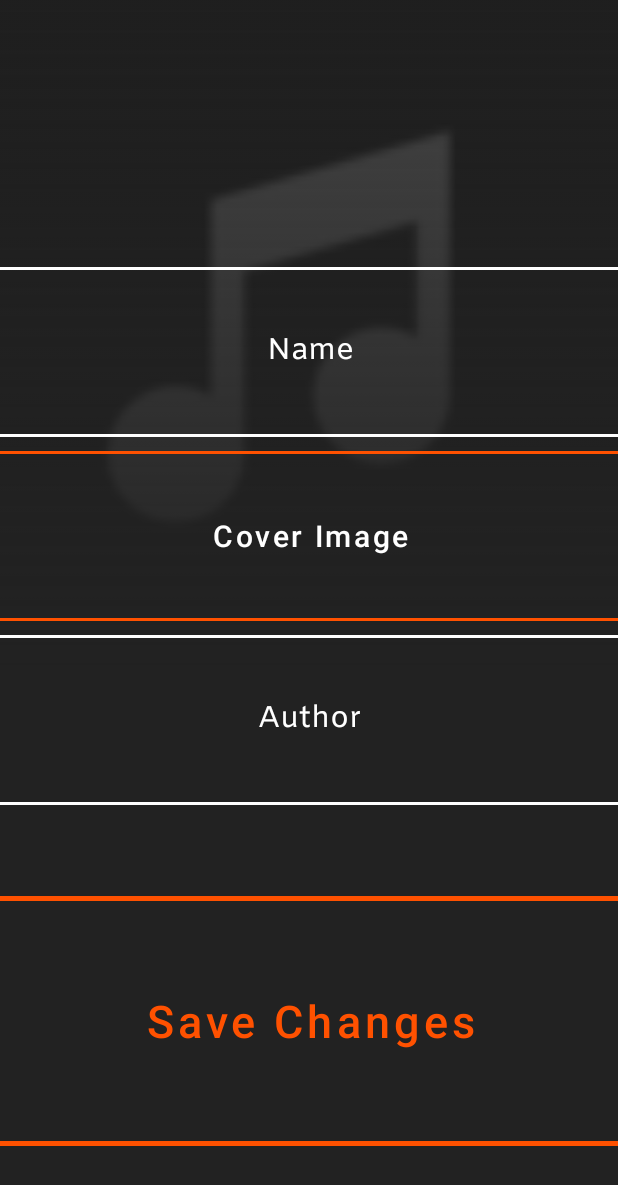
After one commit to TzurS11/MusicMate, an Android app: the editPlaylist screen opened directly, with no data from a screen before it, on a phone screen of 412 x 824 dp. The commit adds this screen. Shown: the top 1185 px of the screen. Run offline under Robolectric (Android 15) with nearby library versions, the phone set to English and light mode, and no system bars; our stand-ins replace Firebase (no records; nobody signed in at launch, a user with empty details on screens opened directly), Picasso; pictures from the network do not load; 4 statements that could not run were skipped.

```diff
--- a/app/src/main/java/com/example/musicmate/MusicPlayer.java
+++ b/app/src/main/java/com/example/musicmate/MusicPlayer.java
@@ -79,9 +79,9 @@ public class MusicPlayer extends AppCompatActivity {
             @Override
             public void onIsPlayingChanged(boolean isPlaying) {
                 if (player.isPlaying()) {
-                    createNotification.createNotification(applicationContext, currentSong, R.drawable.pausefilled, 1, queue.size());
+                    createNotification.createNotification(applicationContext, currentSong, R.drawable.pausefilled, 1, queue.size(),true);
                 } else {
-                    createNotification.createNotification(applicationContext, currentSong, R.drawable.playfilled, 1, queue.size());
+                    createNotification.createNotification(applicationContext, currentSong, R.drawable.playfilled, 1, queue.size(),false);
                 }
                 if (queue.size() == 0 && player.getPlaybackState() == Player.STATE_ENDED) {
                     createNotification.destroyNotification(applicationContext);
--- /dev/null
+++ b/app/src/main/java/com/example/musicmate/editPlaylist.java
@@ -0,0 +1,144 @@
+package com.example.musicmate;
+
+import androidx.annotation.NonNull;
+import androidx.annotation.Nullable;
+import androidx.appcompat.app.ActionBar;
+import androidx.appcompat.app.AppCompatActivity;
+
+import android.content.Intent;
+import android.net.Uri;
+import android.os.Bundle;
+import android.util.Log;
+import android.view.View;
+import android.widget.Button;
+import android.widget.EditText;
+import android.widget.ImageView;
+import android.widget.Toast;
+
+import com.google.android.gms.tasks.OnCompleteListener;
+import com.google.android.gms.tasks.OnFailureListener;
+import com.google.android.gms.tasks.OnSuccessListener;
+import com.google.android.gms.tasks.Task;
+import com.google.firebase.auth.FirebaseAuth;
+import com.google.firebase.database.DatabaseReference;
+import com.google.firebase.database.FirebaseDatabase;
+import com.google.firebase.storage.FirebaseStorage;
+import com.google.firebase.storage.StorageReference;
+import com.squareup.picasso.Picasso;
+
+public class editPlaylist extends AppCompatActivity implements View.OnClickListener {
+
+    ActionBar actionBar;
+    Playlist playlist;
+    ImageView coverImgPreview;
+    EditText name, author;
+    Button coverImg, savePlaylist;
+    String coverImgUri = null;
+    Uri imageURI = null;
+
+    StorageReference storageReference;
+
+    @Override
+    protected void onCreate(Bundle savedInstanceState) {
+        super.onCreate(savedInstanceState);
+        setContentView(R.layout.activity_edit_playlist);
+
+        actionBar = getSupportActionBar();
+        actionBar.hide();
+
+        Intent intent = getIntent();
+        coverImgPreview = findViewById(R.id.coverImgPreview);
+        name = findViewById(R.id.nameEt);
+        author = findViewById(R.id.authorEt);
+        savePlaylist = findViewById(R.id.savePlaylistBtn);
+        savePlaylist.setOnClickListener(this);
+        coverImg = findViewById(R.id.coverimgBtn);
+        coverImg.setOnClickListener(this);
+
+
+        playlist = (Playlist) intent.getExtras().getSerializable("playlist");
+
+
+        name.setText(playlist.getName());
+        author.setText(playlist.getAuthor());
+
+        if (playlist.getCoverImg() != null) {
+            FirebaseStorage.getInstance().getReference(playlist.getCoverImg()).getDownloadUrl().addOnSuccessListener(new OnSuccessListener<Uri>() {
+                @Override
+                public void onSuccess(Uri uri) {
+                    if (uri != null) {
+                        coverImgUri = uri.toString();
+                        Picasso.get().load(uri).placeholder(R.drawable.songplaceholder).error(R.drawable.songplaceholder).into(coverImgPreview);
+                    } else {
+                        coverImgPreview.setImageResource(R.drawable.songplaceholder);
+                    }
+                }
+            }).addOnFailureListener(new OnFailureListener() {
+                @Override
+                public void onFailure(@NonNull Exception e) {
+                    coverImgPreview.setImageResource(R.drawable.songplaceholder);
+                }
+            });
+        }
+    }
+
+    @Override
+    public void onClick(View view) {
+        if (view == savePlaylist) {
+            if (imageURI == null) {
+                //image doesn't exist
+                SavePlaylistToDatabase(false);
+                return;
+            } else {
+                SavePlaylistToDatabase(true);
+                //image exists
+                return;
+            }
+        }
+        if (view == coverImg) {
+            Intent intent = new Intent();
+            intent.setType("image/*");
+            intent.setAction(Intent.ACTION_GET_CONTENT);
+            startActivityForResult(intent, 10);
+        }
+    }
+
+    @Override
+    protected void onActivityResult(int requestCode, int resultCode, @Nullable Intent data) {
+        super.onActivityResult(requestCode, resultCode, data);
+
+        if (requestCode == 10 && resultCode == RESULT_OK && data != null & data.getData() != null) {
+            imageURI = data.getData();
+            coverImgPreview.setImageURI(imageURI);
+        }
+    }
+
+    private void SavePlaylistToDatabase(Boolean withImage) {
+        String uid = FirebaseAuth.getInstance().getCurrentUser().getUid();
+        DatabaseReference PlaylistRef = FirebaseDatabase.getInstance().getReference("Playlist").child(uid).child(playlist.getPlaylistID());
+
+        Playlist newPlaylist = new Playlist(playlist.getUserID(), playlist.getPlaylistID(), name.getText().toString(), author.getText().toString(), null, playlist.getSongs());
+        if (imageURI != null) {
+            playlist.setCoverImg("/playlistCoverImg/" + playlist.getUserID() + "/" + playlist.getPlaylistID());
+            storageReference = FirebaseStorage.getInstance().getReference("playlistCoverImg/" + playlist.getUserID() + "/" + playlist.getPlaylistID());
+            newPlaylist.setCoverImg("/playlistCoverImg/" + uid + "/" + newPlaylist.getPlaylistID());
+            storageReference.putFile(imageURI);
+        }
+        PlaylistRef.setValue(newPlaylist).addOnCompleteListener(new OnCompleteListener<Void>() {
+            @Override
+            public void onComplete(@NonNull Task<Void> task) {
+                Toast.makeText(editPlaylist.this, "Created playlist", Toast.LENGTH_SHORT).show();
+                finish();
+            }
+        }).addOnFailureListener(new OnFailureListener() {
+            @Override
+            public void onFailure(@NonNull Exception e) {
+                Toast.makeText(editPlaylist.this, "Failed to create playlist", Toast.LENGTH_SHORT).show();
+                FirebaseStorage.getInstance().getReference("playlistCoverImg/" + playlist.getPlaylistID()).delete();
+                finish();
+            }
+        });
+
+
+    }
+}
--- /dev/null
+++ b/app/src/main/res/layout/activity_edit_playlist.xml
@@ -0,0 +1,99 @@
+<?xml version="1.0" encoding="utf-8"?>
+<androidx.constraintlayout.widget.ConstraintLayout xmlns:android="http://schemas.android.com/apk/res/android"
+    xmlns:app="http://schemas.android.com/apk/res-auto"
+    xmlns:tools="http://schemas.android.com/tools"
+    android:layout_width="match_parent"
+    android:layout_height="match_parent"
+    android:background="@color/accent"
+    tools:context=".editPlaylist">
+
+    <ImageView
+        android:id="@+id/coverImgPreview"
+        android:layout_width="match_parent"
+        android:layout_height="450dp"
+        android:alpha="0.55"
+        android:scaleType="centerCrop"
+        app:layout_constraintBottom_toBottomOf="parent"
+        app:layout_constraintEnd_toEndOf="parent"
+        app:layout_constraintStart_toStartOf="parent"
+        app:layout_constraintTop_toTopOf="parent"
+        app:layout_constraintVertical_bias="0.0"
+        app:srcCompat="@drawable/songplaceholder" />
+
+    <ImageView
+        android:id="@+id/makeimagetransparent"
+        android:layout_width="match_parent"
+        android:layout_height="450dp"
+        app:layout_constraintBottom_toBottomOf="parent"
+        app:layout_constraintEnd_toEndOf="parent"
+        app:layout_constraintHorizontal_bias="0.0"
+        app:layout_constraintStart_toStartOf="parent"
+        app:layout_constraintTop_toTopOf="parent"
+        app:layout_constraintVertical_bias="0.0"
+        app:srcCompat="@drawable/opacitychange" />
+
+    <EditText
+        android:id="@+id/nameEt"
+        android:layout_width="900px"
+        android:layout_height="170px"
+        android:background="@drawable/edit_text"
+        android:ems="10"
+        android:fontFamily="@font/amiko"
+        android:gravity="center"
+        android:hint="Name"
+        android:inputType="text"
+        android:textColor="@color/white"
+        android:textColorHint="@color/white"
+        android:textSize="20dp"
+        app:layout_constraintBottom_toBottomOf="parent"
+        app:layout_constraintEnd_toEndOf="parent"
+        app:layout_constraintStart_toStartOf="parent"
+        app:layout_constraintTop_toTopOf="parent"
+        app:layout_constraintVertical_bias="0.25" />
+
+    <Button
+        android:id="@+id/coverimgBtn"
+        android:layout_width="900px"
+        android:layout_height="170px"
+        android:background="@drawable/edit_text"
+        android:text="Cover Image"
+        android:textAllCaps="false"
+        android:textSize="20dp"
+        app:layout_constraintBottom_toTopOf="@+id/authorEt"
+        app:layout_constraintEnd_toEndOf="parent"
+        app:layout_constraintStart_toStartOf="parent"
+        app:layout_constraintTop_toBottomOf="@+id/nameEt" />
+
+    <EditText
+        android:id="@+id/authorEt"
+        android:layout_width="900px"
+        android:layout_height="170px"
+        android:background="@drawable/edit_text"
+        android:ems="10"
+        android:fontFamily="@font/amiko"
+        android:gravity="center"
+        android:hint="Author"
+        android:inputType="text"
+        android:textColor="@color/white"
+        android:textColorHint="@color/white"
+        android:textSize="20dp"
+        app:layout_constraintBottom_toBottomOf="parent"
+        app:layout_constraintEnd_toEndOf="parent"
+        app:layout_constraintStart_toStartOf="parent"
+        app:layout_constraintTop_toTopOf="parent"
+        app:layout_constraintVertical_bias="0.596" />
+
+    <Button
+        android:id="@+id/savePlaylistBtn"
+        android:layout_width="900px"
+        android:layout_height="250px"
+        android:background="@drawable/button"
+        android:text="Save Changes"
+        android:textAllCaps="false"
+        android:textColor="@color/primary"
+        android:textSize="30dp"
+        app:layout_constraintBottom_toBottomOf="parent"
+        app:layout_constraintEnd_toEndOf="parent"
+        app:layout_constraintStart_toStartOf="parent"
+        app:layout_constraintTop_toBottomOf="@+id/authorEt" />
+</androidx.constraintlayout.widget.ConstraintLayout>
```
Also changed, not shown: app/src/main/AndroidManifest.xml (+6 -6 lines), app/src/main/java/com/example/musicmate/ActionReceiver.java (+9 -1 lines), app/src/main/java/com/example/musicmate/PlaylistsFrag.java (+10 -4 lines), app/src/main/java/com/example/musicmate/SettingsFrag.java (+0 -36 lines), app/src/main/java/com/example/musicmate/afterlogin.java (+6 -3 lines), app/src/main/java/com/example/musicmate/createNotification.java (+5 -5 lines), app/src/main/java/com/example/musicmate/playing.java (+9 -0 lines), app/src/main/res/layout/fragment_settings.xml (+0 -25 lines).
